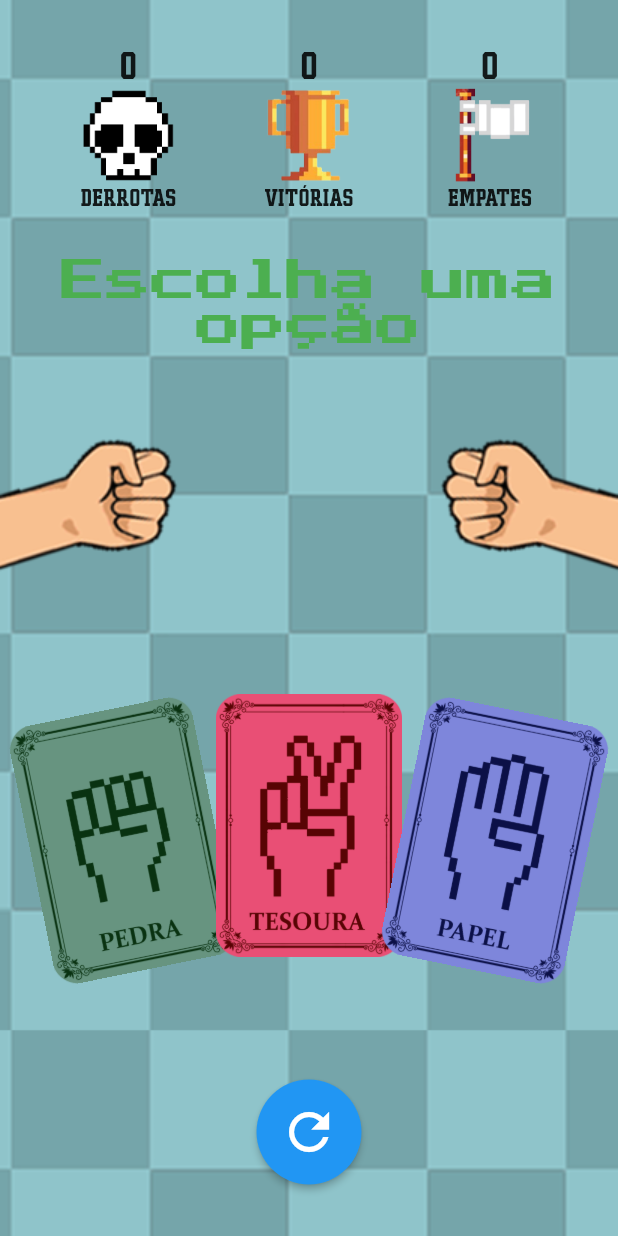
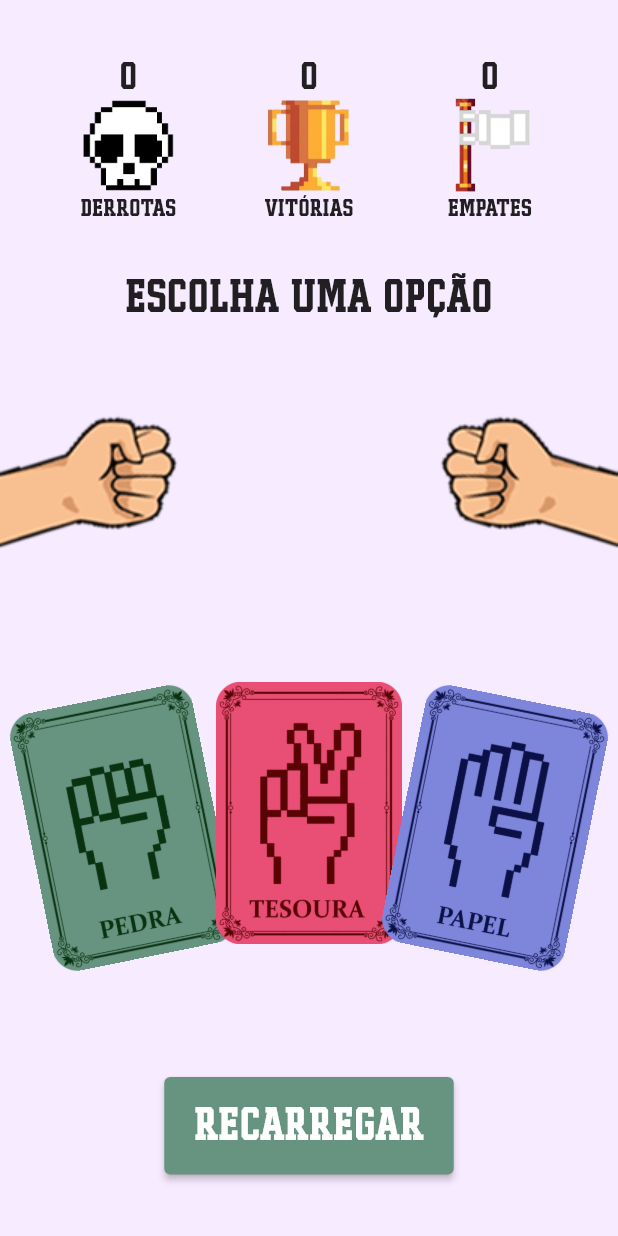
Before and after one commit to ed-morais/flutter_jokenpo, a Flutter app: the screen it shows after launch, on a phone screen of 412 x 824 dp. Run offline on Flutter 3.47's test engine with Material 2 defaults, Android fonts, the phone set to English and light mode, and no system bars; our stand-ins replace audioplayers.

Commit message:
feat: change app color style and background color

```diff
--- a/lib/app/jokenpo_game.dart
+++ b/lib/app/jokenpo_game.dart
@@ -30,8 +30,13 @@ class _JokenpoGameState extends State<JokenpoGame> {
   String phrase = 'Escolha uma opção';
   List<String> moves = ["pedra", "papel", "tesoura"];
 
+  Widget repeatedMove() {
+    return const Text('REPETIU A JOGADA! NÃO PODE');
+  }
+
   void playGame(String userMove) {
     if (_currentMoveUser == userMove) {
+      repeatedMove();
       debugPrint('REPETIU A JOGADA! NÃO PODE');
       return;
     }
@@ -111,16 +116,17 @@ class _JokenpoGameState extends State<JokenpoGame> {
       //   title: const Text('JOKENPÔ'),
       //   centerTitle: true,
       // ),
+      backgroundColor: const Color(0xffF7EBFF),
       body: Stack(
         children: [
-          Container(
-            decoration: const BoxDecoration(
-              image: DecorationImage(
-                image: AssetImage("assets/images/background.png"),
-                fit: BoxFit.cover,
-              ),
-            ),
-          ),
+          // Container(
+          //   decoration: const BoxDecoration(
+          //     image: DecorationImage(
+          //       image: AssetImage("assets/images/background.png"),
+          //       fit: BoxFit.cover,
+          //     ),
+          //   ),
+          // ),
           SafeArea(
             child: Column(
               // crossAxisAlignment: CrossAxisAlignment.stretch,
@@ -148,7 +154,7 @@ class _JokenpoGameState extends State<JokenpoGame> {
                 ),
                 Text(
                   phrase,
-                  style: kResultTextStyle,
+                  style: kPlayerLarge,
                   textAlign: TextAlign.center,
                 ),
                 Row(
--- a/lib/constants/const.dart
+++ b/lib/constants/const.dart
@@ -18,6 +18,11 @@ const kScoreDescriptionTextStyle = TextStyle(
   fontFamily: 'Player',
 );
 
+const kPlayerLarge = TextStyle(
+  fontSize: 30,
+  fontFamily: 'Player',
+);
+
 const kResultTextStyle = TextStyle(
   fontSize: 30,
   fontFamily: 'Press2Start',
--- a/lib/widgets/reset_button.dart
+++ b/lib/widgets/reset_button.dart
@@ -1,4 +1,6 @@
 import 'package:flutter/material.dart';
+
+import '../constants/const.dart';
 
 class ResetButton extends StatelessWidget {
   const ResetButton({
@@ -8,18 +10,31 @@ class ResetButton extends StatelessWidget {
   @override
   Widget build(BuildContext context) {
     return ElevatedButton(
+      style: ElevatedButton.styleFrom(
+        backgroundColor: const Color(0xff679480),
+        padding: const EdgeInsets.all(20),
+      ),
       onPressed: () =>
           Navigator.of(context).pushNamedAndRemoveUntil('/', (route) => false),
-      style: ElevatedButton.styleFrom(
-        shape: const CircleBorder(),
-        padding: const EdgeInsets.all(15),
-        backgroundColor: Colors.blue, // <-- Button color
-      ),
-      child: const Icon(
-        Icons.refresh,
-        color: Colors.white,
-        size: 40.0,
+      child: Text(
+        'RECARREGAR',
+        style: kPlayerLarge.copyWith(
+          color: Colors.white,
+        ),
       ),
     );
+    // return ElevatedButton(
+    //   onPressed: () =>
+    //       Navigator.of(context).pushNamedAndRemoveUntil('/', (route) => false),
+    //   style: ElevatedButton.styleFrom(
+    //     padding: const EdgeInsets.all(15),
+    //     backgroundColor: Colors.blue, // <-- Button color
+    //   ),
+    //   child: const Icon(
+    //     Icons.refresh,
+    //     color: Colors.white,
+    //     size: 40.0,
+    //   ),
+    // );
   }
 }
```
Also changed, not shown: assets/images/background.png, assets/images/background1.png (added), assets/images/colorkit.png (added), 1 other file.
